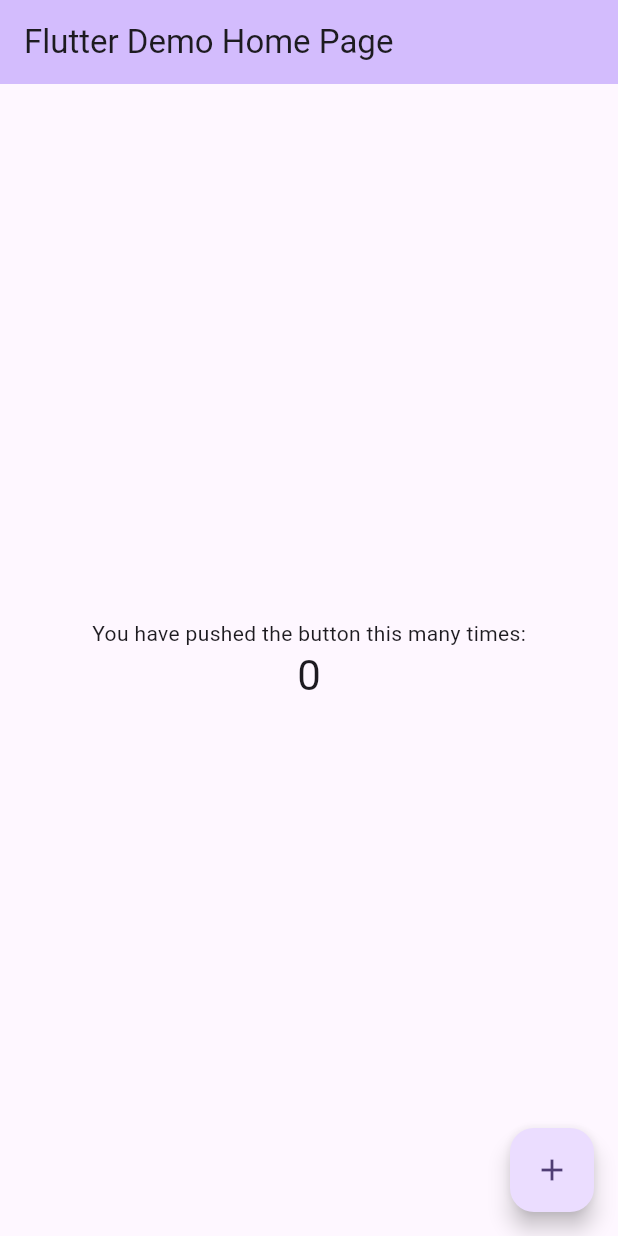
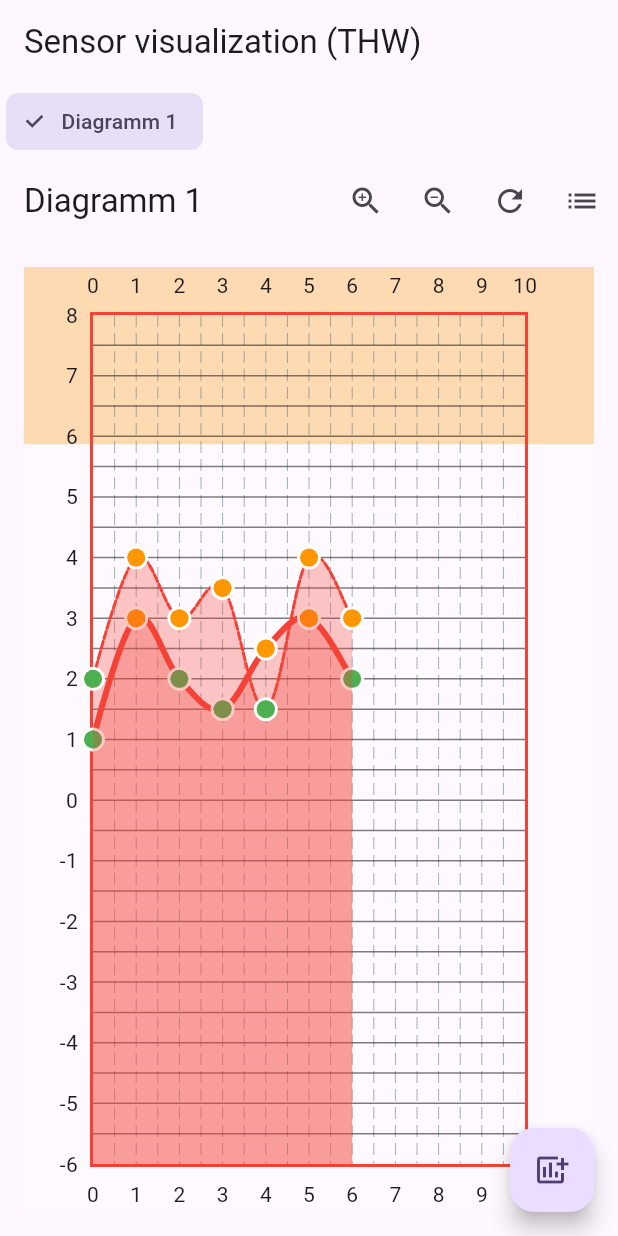
Before and after one commit to jshProgrammer/sensorvisualization, a Flutter app: the screen it shows after launch, on a phone screen of 412 x 824 dp. Run offline on Flutter 3.47's test engine with Material 3 defaults, Android fonts, the phone set to English and light mode, and no system bars; drawn by our look-alikes of fl_chart.

Commit message:
(whole group) first line chart visualization

```diff
--- /dev/null
+++ b/lib/data/models/ChartConfig.dart
@@ -0,0 +1,17 @@
+import 'package:flutter/material.dart';
+import 'package:fl_chart/fl_chart.dart';
+
+class ChartConfig {
+  final String id;
+  final String title;
+  final List<List<FlSpot>> dataPoints;
+  final Map<int, String> notes = {};
+  final Color color;
+
+  ChartConfig({
+    required this.id,
+    required this.title,
+    required this.dataPoints,
+    required this.color,
+  });
+}
--- /dev/null
+++ b/lib/data/models/ColorSettings.dart
@@ -0,0 +1,12 @@
+import 'package:flutter/material.dart';
+
+class ColorSettings {
+  static final Color lineColor = Colors.black.withOpacity(0.5);
+  static final Color borderColor = Colors.orange.withOpacity(0.7);
+  static final Color pointWithNoteColor = Colors.green;
+  static final Color pointCriticalColor = Colors.orange;
+  static final Color pointStrokeColor = Colors.white;
+  //TODO: add stroke color for points with notes instead of whole point
+  static final Color pointHoverCritical = Colors.orange;
+  static final Color pointHoverDefault = Colors.white;
+}
--- /dev/null
+++ b/lib/data/services/SampleData.dart
@@ -0,0 +1,28 @@
+import 'package:fl_chart/fl_chart.dart';
+import 'package:flutter/material.dart';
+
+class SampleData {
+  static List<FlSpot> getPoints1(int newIndex) {
+    return [
+      FlSpot(0, 1 + (newIndex * 0.5)),
+      FlSpot(1, 3 - (newIndex * 0.3)),
+      FlSpot(2, 2 + (newIndex * 0.2)),
+      FlSpot(3, 1.5 - (newIndex * 0.1)),
+      FlSpot(4, 2.5 + (newIndex * 0.4)),
+      FlSpot(5, 3 - (newIndex * 0.5)),
+      FlSpot(6, 2 + (newIndex * 0.3)),
+    ];
+  }
+
+  static List<FlSpot> getPoints2(int newIndex) {
+    return [
+      FlSpot(0, 2 + (newIndex * 0.5)),
+      FlSpot(1, 4 - (newIndex * 0.3)),
+      FlSpot(2, 3 + (newIndex * 0.2)),
+      FlSpot(3, 3.5 - (newIndex * 0.1)),
+      FlSpot(4, 1.5 + (newIndex * 0.4)),
+      FlSpot(5, 4 - (newIndex * 0.5)),
+      FlSpot(6, 3 + (newIndex * 0.3)),
+    ];
+  }
+}
--- a/lib/main.dart
+++ b/lib/main.dart
@@ -1,4 +1,5 @@
 import 'package:flutter/material.dart';
+import 'presentation/screens/ChartsHomeScreen.dart';
 
 void main() {
   runApp(const MyApp());
@@ -7,116 +8,15 @@ void main() {
 class MyApp extends StatelessWidget {
   const MyApp({super.key});
 
-  // This widget is the root of your application.
   @override
   Widget build(BuildContext context) {
     return MaterialApp(
-      title: 'Flutter Demo',
+      title: 'Sensor Visualization (THW)',
       theme: ThemeData(
-        // This is the theme of your application.
-        //
-        // TRY THIS: Try running your application with "flutter run". You'll see
-        // the application has a purple toolbar. Then, without quitting the app,
-        // try changing the seedColor in the colorScheme below to Colors.green
-        // and then invoke "hot reload" (save your changes or press the "hot
-        // reload" button in a Flutter-supported IDE, or press "r" if you used
-        // the command line to start the app).
-        //
-        // Notice that the counter didn't reset back to zero; the application
-        // state is not lost during the reload. To reset the state, use hot
-        // restart instead.
-        //
-        // This works for code too, not just values: Most code changes can be
-        // tested with just a hot reload.
         colorScheme: ColorScheme.fromSeed(seedColor: Colors.deepPurple),
+        useMaterial3: true,
       ),
-      home: const MyHomePage(title: 'Flutter Demo Home Page'),
+      home: const ChartsHomeScreen(),
     );
   }
 }
-
-class MyHomePage extends StatefulWidget {
-  const MyHomePage({super.key, required this.title});
-
-  // This widget is the home page of your application. It is stateful, meaning
-  // that it has a State object (defined below) that contains fields that affect
-  // how it looks.
-
-  // This class is the configuration for the state. It holds the values (in this
-  // case the title) provided by the parent (in this case the App widget) and
-  // used by the build method of the State. Fields in a Widget subclass are
-  // always marked "final".
-
-  final String title;
-
-  @override
-  State<MyHomePage> createState() => _MyHomePageState();
-}
-
-class _MyHomePageState extends State<MyHomePage> {
-  int _counter = 0;
-
-  void _incrementCounter() {
-    setState(() {
-      // This call to setState tells the Flutter framework that something has
-      // changed in this State, which causes it to rerun the build method below
-      // so that the display can reflect the updated values. If we changed
-      // _counter without calling setState(), then the build method would not be
-      // called again, and so nothing would appear to happen.
-      _counter++;
-    });
-  }
-
-  @override
-  Widget build(BuildContext context) {
-    // This method is rerun every time setState is called, for instance as done
-    // by the _incrementCounter method above.
-    //
-    // The Flutter framework has been optimized to make rerunning build methods
-    // fast, so that you can just rebuild anything that needs updating rather
-    // than having to individually change instances of widgets.
-    return Scaffold(
-      appBar: AppBar(
-        // TRY THIS: Try changing the color here to a specific color (to
-        // Colors.amber, perhaps?) and trigger a hot reload to see the AppBar
-        // change color while the other colors stay the same.
-        backgroundColor: Theme.of(context).colorScheme.inversePrimary,
-        // Here we take the value from the MyHomePage object that was created by
-        // the App.build method, and use it to set our appbar title.
-        title: Text(widget.title),
-      ),
-      body: Center(
-        // Center is a layout widget. It takes a single child and positions it
-        // in the middle of the parent.
-        child: Column(
-          // Column is also a layout widget. It takes a list of children and
-          // arranges them vertically. By default, it sizes itself to fit its
-          // children horizontally, and tries to be as tall as its parent.
-          //
-          // Column has various properties to control how it sizes itself and
-          // how it positions its children. Here we use mainAxisAlignment to
-          // center the children vertically; the main axis here is the vertical
-          // axis because Columns are vertical (the cross axis would be
-          // horizontal).
-          //
-          // TRY THIS: Invoke "debug painting" (choose the "Toggle Debug Paint"
-          // action in the IDE, or press "p" in the console), to see the
-          // wireframe for each widget.
-          mainAxisAlignment: MainAxisAlignment.center,
-          children: <Widget>[
-            const Text('You have pushed the button this many times:'),
-            Text(
-              '$_counter',
-              style: Theme.of(context).textTheme.headlineMedium,
-            ),
-          ],
-        ),
-      ),
-      floatingActionButton: FloatingActionButton(
-        onPressed: _incrementCounter,
-        tooltip: 'Increment',
-        child: const Icon(Icons.add),
-      ), // This trailing comma makes auto-formatting nicer for build methods.
-    );
-  }
-}
--- /dev/null
+++ b/lib/presentation/screens/ChartsHomeScreen.dart
@@ -0,0 +1,132 @@
+import 'package:fl_chart/fl_chart.dart';
+import 'package:flutter/material.dart';
+import 'package:sensorvisualization/data/services/SampleData.dart';
+import 'package:sensorvisualization/presentation/widgets/ChartSelectorTab.dart';
+import '../../data/models/ChartConfig.dart';
+import '../widgets/ChartPage.dart';
+
+class ChartsHomeScreen extends StatefulWidget {
+  const ChartsHomeScreen({super.key});
+
+  @override
+  State<ChartsHomeScreen> createState() => _ChartsHomeScreenState();
+}
+
+class _ChartsHomeScreenState extends State<ChartsHomeScreen> {
+  final List<ChartConfig> charts = [];
+  int selectedChartIndex = 0;
+
+  @override
+  void initState() {
+    super.initState();
+    _addNewChart();
+  }
+
+  void _addNewChart() {
+    setState(() {
+      final newIndex = charts.length;
+      final newChart = ChartConfig(
+        id: 'chart_$newIndex',
+        title: 'Diagramm ${newIndex + 1}',
+        dataPoints: [
+          SampleData.getPoints1(newIndex),
+          SampleData.getPoints2(newIndex),
+        ],
+        color: Colors.primaries[newIndex % Colors.primaries.length],
+      );
+      charts.add(newChart);
+      selectedChartIndex = charts.length - 1;
+    });
+  }
+
+  void _deleteChart(int index) {
+    if (charts.length <= 1) {
+      ScaffoldMessenger.of(context).showSnackBar(
+        const SnackBar(
+          content: Text('Mindestens ein Diagramm muss bestehen bleiben'),
+        ),
+      );
+      return;
+    }
+
+    setState(() {
+      charts.removeAt(index);
+      if (selectedChartIndex >= charts.length) {
+        selectedChartIndex = charts.length - 1;
+      }
+    });
+  }
+
+  void _addNote(int index) {
+    if (selectedChartIndex < 0 || selectedChartIndex >= charts.length) return;
+
+    final chartConfig = charts[selectedChartIndex];
+    if (index < 0 || index >= chartConfig.dataPoints.length) return;
+
+    TextEditingController controller = TextEditingController();
+
+    if (chartConfig.notes.containsKey(index)) {
+      controller.text = chartConfig.notes[index]!;
+    }
+
+    showDialog(
+      context: context,
+      builder: (context) {
+        return AlertDialog(
+          title: Text("Notiz für Punkt $index"),
+          content: TextField(
+            controller: controller,
+            decoration: const InputDecoration(hintText: "Notiz eingeben..."),
+          ),
+          actions: [
+            TextButton(
+              onPressed: () => Navigator.pop(context),
+              child: const Text("Abbrechen"),
+            ),
+            TextButton(
+              onPressed: () {
+                setState(() {
+                  chartConfig.notes[index] = controller.text;
+                });
+                Navigator.pop(context);
+              },
+              child: const Text("Speichern"),
+            ),
+          ],
+        );
+      },
+    );
+  }
+
+  @override
+  Widget build(BuildContext context) {
+    return Scaffold(
+      appBar: AppBar(
+        title: const Text('Sensor visualization (THW)'),
+        actions: [],
+      ),
+      body: Column(
+        children: [
+          ChartSelectorTab(
+            charts: charts,
+            selectedChartIndex: selectedChartIndex,
+          ),
+          Expanded(
+            child:
+                charts.isEmpty
+                    ? const Center(child: Text('Keine Diagramme vorhanden'))
+                    : ChartPage(
+                      chartConfig: charts[selectedChartIndex],
+                      onPointTap: _addNote,
+                    ),
+          ),
+        ],
+      ),
+      floatingActionButton: FloatingActionButton(
+        onPressed: _addNewChart,
+        tooltip: 'Neues Diagramm hinzufügen',
+        child: const Icon(Icons.add_chart),
+      ),
+    );
+  }
+}
--- /dev/null
+++ b/lib/presentation/widgets/ChartPage.dart
@@ -0,0 +1,335 @@
+import 'package:fl_chart/fl_chart.dart';
+import 'package:flutter/material.dart';
+import 'package:sensorvisualization/presentation/widgets/VisualManipulation.dart';
+import '../../data/models/ChartConfig.dart';
+import '../../data/services/BackgroundColorPainter.dart';
+import '../../data/models/ColorSettings.dart';
+
+class ChartPage extends StatefulWidget {
+  final ChartConfig chartConfig;
+  final Function(int) onPointTap;
+
+  const ChartPage({
+    super.key,
+    required this.chartConfig,
+    required this.onPointTap,
+  });
+
+  @override
+  State<ChartPage> createState() => _ChartPageState();
+}
+
+class _ChartPageState extends State<ChartPage> {
+  final TextEditingController _noteController = TextEditingController();
+
+  late TransformationController _transformationController;
+
+  int? selectedPointIndex;
+
+  final GlobalKey _chartKey = GlobalKey();
+
+  @override
+  void initState() {
+    super.initState();
+    _transformationController = TransformationController();
+  }
+
+  @override
+  void dispose() {
+    _transformationController.dispose();
+    _noteController.dispose();
+    super.dispose();
+  }
+
+  Widget _buildBackgroundPainter() {
+    return CustomPaint(painter: BackgroundColorPainter(), child: Container());
+  }
+
+  void _showAllNotes() {
+    showDialog(
+      context: context,
+      builder: (BuildContext context) {
+        return AlertDialog(
+          title: const Text('Alle Notizen'),
+          content:
+              widget.chartConfig.notes.isEmpty
+                  ? const Text('Keine Notizen vorhanden')
+                  : SingleChildScrollView(
+                    child: ListBody(
+                      children:
+                          widget.chartConfig.notes.entries.map((entry) {
+                            final spot = widget.chartConfig.dataPoints
+                                .expand((innerList) => innerList)
+                                .firstWhere((e) => e.x.toInt() == entry.key);
+                            return ListTile(
+                              title: Text(
+                                'Punkt ${entry.key} (Wert: ${spot.y.toStringAsFixed(1)})',
+                              ),
+                              subtitle: Text(entry.value),
+                              trailing: IconButton(
+                                icon: const Icon(Icons.delete),
+                                onPressed: () {
+                                  setState(() {
+                                    widget.chartConfig.notes.remove(entry.key);
+                                    Navigator.of(context).pop();
+                                    _showAllNotes();
+                                  });
+                                },
+                              ),
+                            );
+                          }).toList(),
+                    ),
+                  ),
+          actions: [
+            TextButton(
+              onPressed: () => Navigator.of(context).pop(),
+              child: const Text('Schließen'),
+            ),
+          ],
+        );
+      },
+    );
+  }
+
+  void _resetZoom() {
+    setState(() {
+      _transformationController.value = Matrix4.identity();
+    });
+  }
+
+  List<bool> lineToDisplay = [true, true];
+
+  List<Widget> buildAppBarActions() {
+    return [
+      IconButton(
+        icon: const Icon(Icons.zoom_in),
+        onPressed: () {
+          setState(() {
+            final scale = 1.2;
+            final x = 0.0;
+            final y = 0.0;
+            final zoom =
+                Matrix4.identity()
+                  ..translate(x, y)
+                  ..scale(scale)
+                  ..translate(-x, -y);
+
+            final currentZoom = _transformationController.value.clone();
+            currentZoom.multiply(zoom);
+            _transformationController.value = currentZoom;
+          });
+        },
+        tooltip: 'Vergrößern',
+      ),
+      IconButton(
+        icon: const Icon(Icons.zoom_out),
+        onPressed: () {
+          setState(() {
+            final scale = 0.8;
+            final x = 0.0;
+            final y = 0.0;
+            final zoom =
+                Matrix4.identity()
+                  ..translate(x, y)
+                  ..scale(scale)
+                  ..translate(-x, -y);
+
+            final currentZoom = _transformationController.value.clone();
+            currentZoom.multiply(zoom);
+            _transformationController.value = currentZoom;
+          });
+        },
+        tooltip: 'Verkleinern',
+      ),
+      IconButton(
+        icon: const Icon(Icons.refresh),
+        onPressed: _resetZoom,
+        tooltip: 'Zoom zurücksetzen',
+      ),
+      IconButton(
+        icon: const Icon(Icons.list),
+        onPressed: _showAllNotes,
+        tooltip: 'Alle Notizen anzeigen',
+      ),
+    ];
+  }
+
+  @override
+  Widget build(BuildContext context) {
+    return GestureDetector(
+      onTapUp: (details) {
+        final touchX = details.localPosition.dx;
+        final chartWidth = MediaQuery.of(context).size.width - 32;
+        final pointSpacing =
+            chartWidth / (widget.chartConfig.dataPoints.length - 1);
+
+        final index = (touchX / pointSpacing).round();
+
+        if (index >= 0 && index < widget.chartConfig.dataPoints.length) {
+          widget.onPointTap(index);
+        }
+      },
+      child: Scaffold(
+        appBar: AppBar(
+          title: Text(widget.chartConfig.title),
+          actions: buildAppBarActions(),
+        ),
+        body: InteractiveViewer(
+          transformationController: _transformationController,
+          minScale: 0.1,
+          maxScale: 10.0,
+          boundaryMargin: const EdgeInsets.all(double.infinity),
+          child: Padding(
+            padding: const EdgeInsets.all(16.0),
+            child: RepaintBoundary(
+              key: _chartKey,
+              child: Stack(
+                children: [
+                  _buildBackgroundPainter(),
+                  LineChart(
+                    LineChartData(
+                      minX: 0,
+                      maxX: 10,
+                      minY: -6,
+                      maxY: 8,
+                      gridData: FlGridData(
+                        show: true,
+                        horizontalInterval: 0.5,
+                        verticalInterval: 0.5,
+                        getDrawingHorizontalLine: (value) {
+                          return value >= 2.5
+                              ? FlLine(
+                                color: ColorSettings.lineColor,
+                                strokeWidth: 1,
+                              )
+                              : FlLine(
+                                color: ColorSettings.lineColor,
+                                strokeWidth: 1,
+                              );
+                        },
+                      ),
+                      titlesData: FlTitlesData(
+                        show: true,
+                        rightTitles: AxisTitles(
+                          sideTitles: SideTitles(
+                            showTitles: true,
+                            reservedSize: 44,
+                            getTitlesWidget: (value, meta) {
+                              if (value == 2.5) {
+                                return Text(
+                                  'Grenze',
+                                  style: TextStyle(
+                                    color: ColorSettings.borderColor,
+                                    fontSize: 10,
+                                  ),
+                                );
+                              }
+                              return const Text('');
+                            },
+                          ),
+                        ),
+                      ),
+                      borderData: FlBorderData(
+                        show: true,
+                        border: Border.all(
+                          color: widget.chartConfig.color,
+                          width: 2,
+                        ),
+                      ),
+                      lineBarsData: [
+                        if (lineToDisplay[0])
+                          LineChartBarData(
+                            spots: widget.chartConfig.dataPoints[0],
+                            isCurved: true,
+                            color: widget.chartConfig.color,
+                            barWidth: 4,
+                            isStrokeCapRound: true,
+                            belowBarData: BarAreaData(
+                              show: true,
+                              color: widget.chartConfig.color.withAlpha(75),
+                            ),
+                            dotData: FlDotData(
+                              show: true,
+                              getDotPainter: (spot, percent, barData, index) {
+                                final hasNote = widget.chartConfig.notes
+                                    .containsKey(index);
+                                return FlDotCirclePainter(
+                                  radius: hasNote ? 8 : 6,
+                                  color:
+                                      hasNote
+                                          ? ColorSettings.pointWithNoteColor
+                                          : (spot.y >= 2.5
+                                              ? ColorSettings.pointCriticalColor
+                                              : ColorSettings
+                                                  .pointWithNoteColor),
+                                  strokeWidth: 2,
+                                  strokeColor: ColorSettings.pointStrokeColor,
+                                );
+                              },
+                            ),
+                          ),
+
+                        if (lineToDisplay[1])
+                          LineChartBarData(
+                            spots: widget.chartConfig.dataPoints[1],
+                            isCurved: true,
+                            color: widget.chartConfig.color,
+                            barWidth: 2,
+                            dashArray: [5, 2],
+                            isStrokeCapRound: true,
+                            belowBarData: BarAreaData(
+                              show: true,
+                              color: widget.chartConfig.color.withAlpha(75),
+                            ),
+                            dotData: FlDotData(
+                              show: true,
+                              getDotPainter: (spot, percent, barData, index) {
+                                final hasNote = widget.chartConfig.notes
+                                    .containsKey(index);
+                                return FlDotCirclePainter(
+                                  radius: hasNote ? 8 : 6,
+                                  color:
+                                      hasNote
+                                          ? ColorSettings.pointWithNoteColor
+                                          : (spot.y >= 2.5
+                                              ? ColorSettings.pointCriticalColor
+                                              : ColorSettings
+                                                  .pointWithNoteColor),
+                                  strokeWidth: 2,
+                                  strokeColor: ColorSettings.pointStrokeColor,
+                                );
+                              },
+                            ),
+                          ),
+                      ],
+                      lineTouchData: LineTouchData(
+                        touchTooltipData: LineTouchTooltipData(
+                          tooltipPadding: const EdgeInsets.all(8),
+                          getTooltipItems: (List<LineBarSpot> touchedSpots) {
+                            return touchedSpots.map((spot) {
+                              final index = spot.x.toInt();
+                              return LineTooltipItem(
+                                widget.chartConfig.notes[index] ??
+                                    "Keine Notiz",
+                                TextStyle(
+                                  color:
+                                      spot.y >= 2.5
+                                          ? ColorSettings.pointHoverCritical
+                                          : ColorSettings.pointHoverDefault,
+                                ),
+                              );
+                            }).toList();
+                          },
+                        ),
+                      ),
+                    ),
+                  ),
+                ],
+              ),
+            ),
+          ),
+        ),
+      ),
+    );
+  }
+}
--- /dev/null
+++ b/lib/presentation/widgets/ChartSelectorTab.dart
@@ -0,0 +1,46 @@
+import 'package:fl_chart/fl_chart.dart';
+import 'package:flutter/material.dart';
+import '../../data/models/ChartConfig.dart';
+
+class ChartSelectorTab extends StatefulWidget {
+  final List<ChartConfig> charts;
+  int selectedChartIndex;
+
+  ChartSelectorTab({
+    super.key,
+    required this.charts,
+    required this.selectedChartIndex,
+  });
+
+  @override
+  State<ChartSelectorTab> createState() => _ChartSelectorTabState();
+}
+
+class _ChartSelectorTabState extends State<ChartSelectorTab> {
+  @override
+  Widget build(BuildContext context) {
+    return SizedBox(
+      height: 50,
+      child: ListView.builder(
+        scrollDirection: Axis.horizontal,
+        itemCount: widget.charts.length,
+        itemBuilder: (context, index) {
+          return Padding(
+            padding: const EdgeInsets.symmetric(horizontal: 4.0),
+            child: FilterChip(
+              label: Text(widget.charts[index].title),
+              selected: widget.selectedChartIndex == index,
+              onSelected: (selected) {
+                if (selected) {
+                  setState(() {
+                    widget.selectedChartIndex = index;
+                  });
+                }
+              },
+            ),
+          );
+        },
+      ),
+    );
+  }
+}
--- a/pubspec.yaml
+++ b/pubspec.yaml
@@ -30,6 +30,8 @@ environment:
 dependencies:
   flutter:
     sdk: flutter
+  flutter_bloc: ^9.1.0
+  fl_chart: ^0.70.2
 
   # The following adds the Cupertino Icons font to your application.
   # Use with the CupertinoIcons class for iOS style icons.
```
Also changed, not shown: lib/data/services/BackgroundColorPainter.dart (added, +43 -0 lines).
